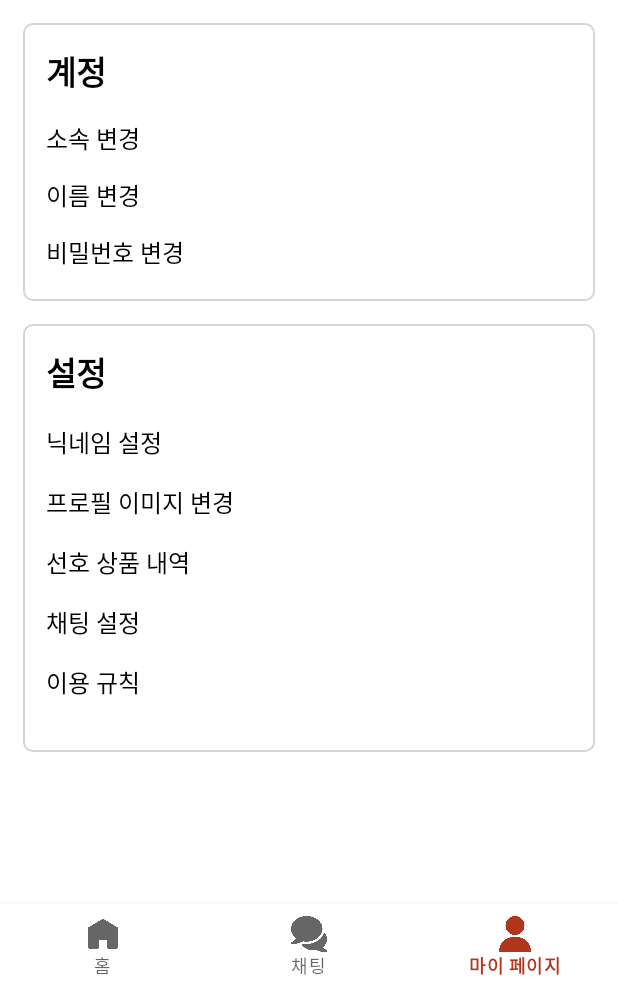
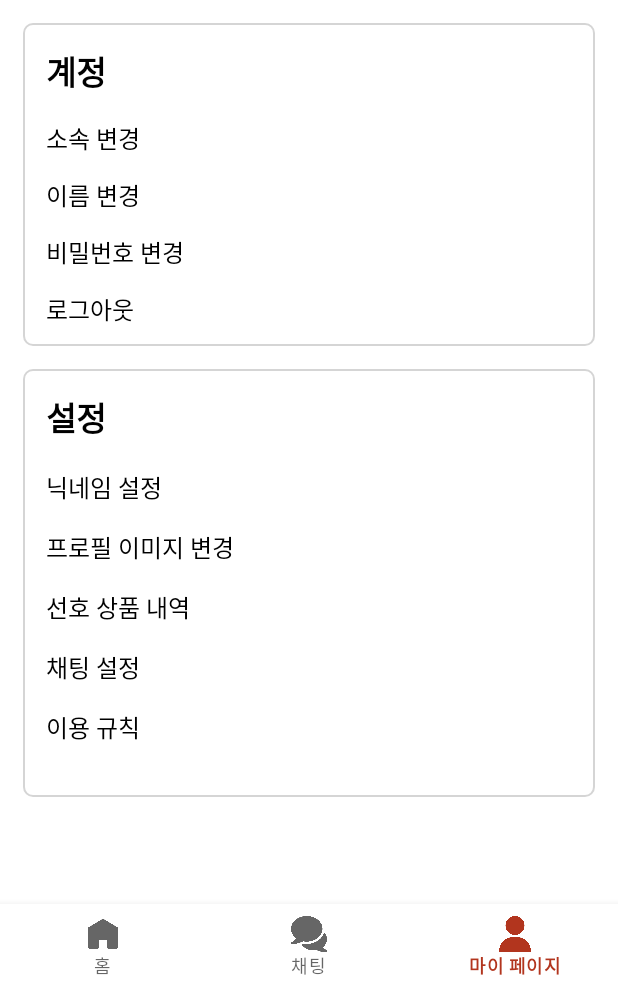
Before and after one commit to 600GramsMarket/HangeunMarket, an Android app: the MyPageFragment screen opened through its navigation route, on a phone screen of 412 x 824 dp, the part 248-1236 px from its top. Run offline under Robolectric (Android 15) with nearby library versions, the phone set to English and light mode, and no system bars; our stand-ins replace Firebase (no records; nobody signed in at launch, a user with empty details on screens opened directly), navigation-ui.

Commit message:
로그아웃 구현

```diff
--- a/app/src/main/res/layout/fragment_mypage.xml
+++ b/app/src/main/res/layout/fragment_mypage.xml
@@ -106,7 +106,7 @@
     <androidx.constraintlayout.widget.ConstraintLayout
         android:id="@+id/constarint_my_account"
         android:layout_width="0dp"
-        android:layout_height="185dp"
+        android:layout_height="215dp"
         app:layout_constraintTop_toBottomOf="@id/constraint_my_info"
         app:layout_constraintStart_toStartOf="parent"
         app:layout_constraintEnd_toEndOf="parent"
@@ -162,6 +162,18 @@
             android:layout_marginTop="14dp"
             android:layout_marginStart="15dp"
             android:text="비밀번호 변경"
+            android:textColor="@color/black"
+            android:textSize="16dp"/>
+
+        <TextView
+            android:id="@+id/tv_log_out"
+            android:layout_width="wrap_content"
+            android:layout_height="wrap_content"
+            app:layout_constraintTop_toBottomOf="@id/tv_change_password"
+            app:layout_constraintStart_toStartOf="parent"
+            android:layout_marginTop="14dp"
+            android:layout_marginStart="15dp"
+            android:text="로그아웃"
             android:textColor="@color/black"
             android:textSize="16dp"/>
 
```
Also changed, not shown: app/src/main/java/com/example/hangeunmarket/ui/mypage/MyPageFragment.kt (+11 -25 lines).
